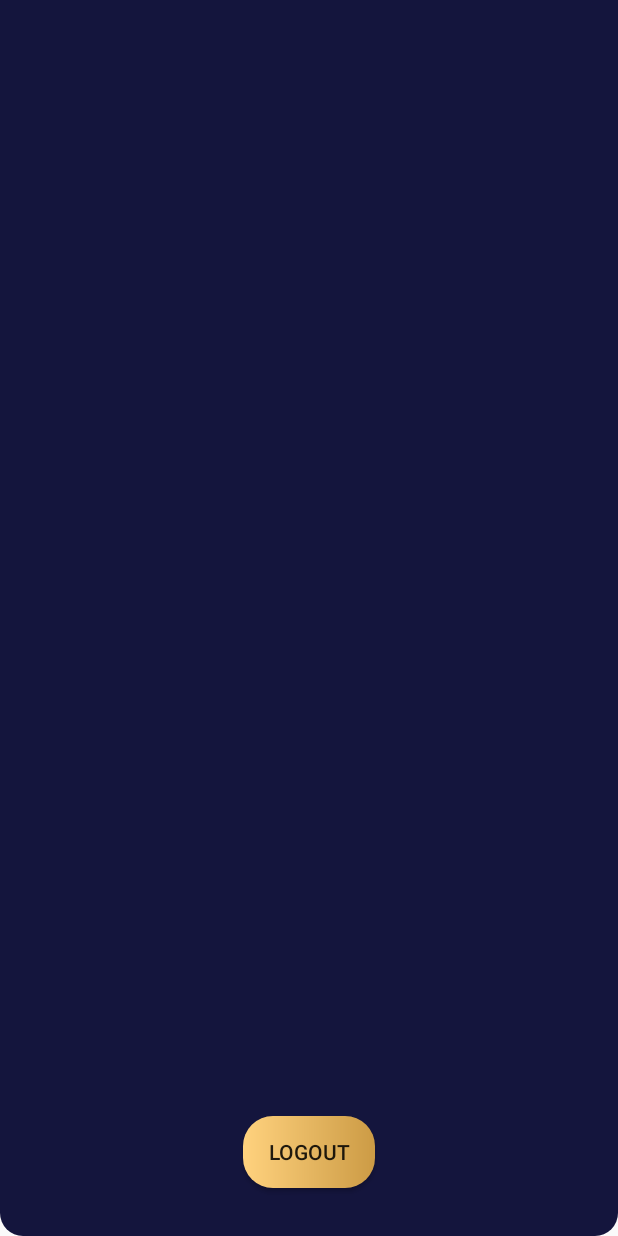
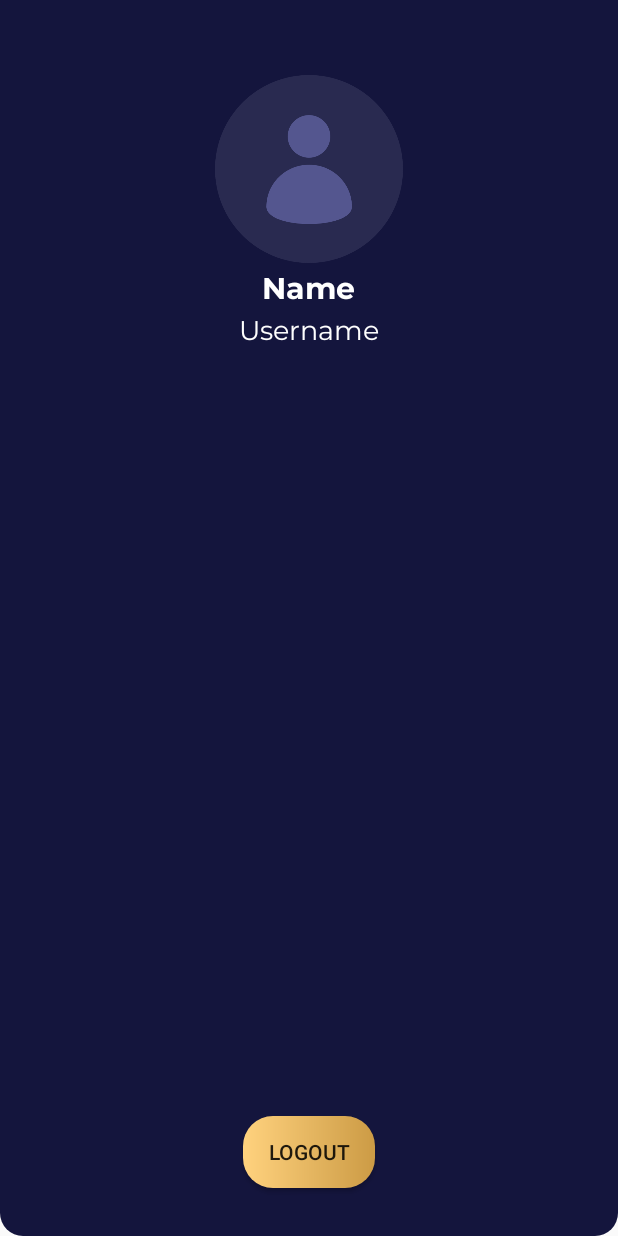
Before and after one commit to alvinadhitama/ChurchFinderApp, an Android app: the layout fragment_profile.xml on its own in the app's theme, with its tools: preview values and no code run, on a phone screen of 412 x 824 dp. Run offline under Robolectric (Android 15) with nearby library versions, the phone set to English and light mode, and no system bars.

```diff
--- a/app/src/main/res/layout/fragment_profile.xml
+++ b/app/src/main/res/layout/fragment_profile.xml
@@ -18,4 +18,45 @@
         app:layout_constraintBottom_toBottomOf="parent"
         app:layout_constraintEnd_toEndOf="parent"
         app:layout_constraintStart_toStartOf="parent" />
+
+    <ImageView
+        android:id="@+id/iv_profile"
+        android:layout_width="125dp"
+        android:layout_height="125dp"
+        android:layout_marginStart="16dp"
+        android:layout_marginTop="50dp"
+        android:layout_marginEnd="16dp"
+        android:src="@drawable/illustration_photo"
+        app:layout_constraintEnd_toEndOf="parent"
+        app:layout_constraintStart_toStartOf="parent"
+        app:layout_constraintTop_toTopOf="parent" />
+
+    <TextView
+        android:id="@+id/tv_name"
+        android:layout_width="wrap_content"
+        android:layout_height="wrap_content"
+        android:layout_marginStart="16dp"
+        android:layout_marginTop="4dp"
+        android:layout_marginEnd="16dp"
+        android:fontFamily="@font/montserrat_bold"
+        android:text="@string/name"
+        android:textColor="@color/colorWhite"
+        android:textSize="20sp"
+        app:layout_constraintEnd_toEndOf="parent"
+        app:layout_constraintStart_toStartOf="parent"
+        app:layout_constraintTop_toBottomOf="@+id/iv_profile" />
+
+    <TextView
+        android:id="@+id/tv_username"
+        android:layout_width="wrap_content"
+        android:layout_height="wrap_content"
+        android:layout_marginStart="16dp"
+        android:layout_marginEnd="16dp"
+        android:fontFamily="@font/montserrat"
+        android:text="@string/username"
+        android:textColor="@color/colorWhite"
+        android:textSize="18sp"
+        app:layout_constraintEnd_toEndOf="parent"
+        app:layout_constraintStart_toStartOf="parent"
+        app:layout_constraintTop_toBottomOf="@+id/tv_name" />
 </androidx.constraintlayout.widget.ConstraintLayout>
```
Also changed, not shown: app/src/main/java/com/alvin/churchfinderapp/ProfileFragment.kt (+44 -0 lines), app/src/main/java/com/alvin/churchfinderapp/SignInActivity.kt (+47 -1 lines).
